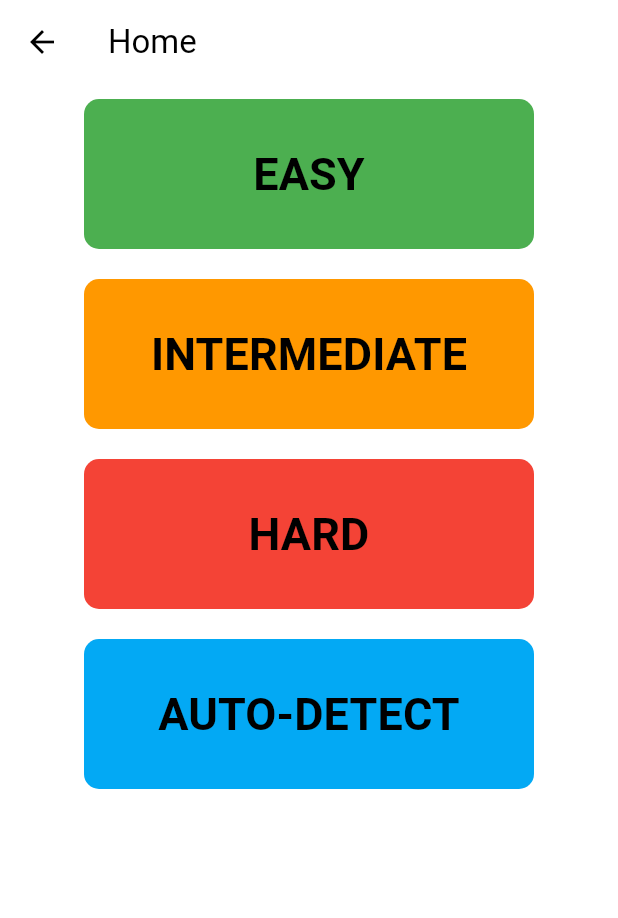
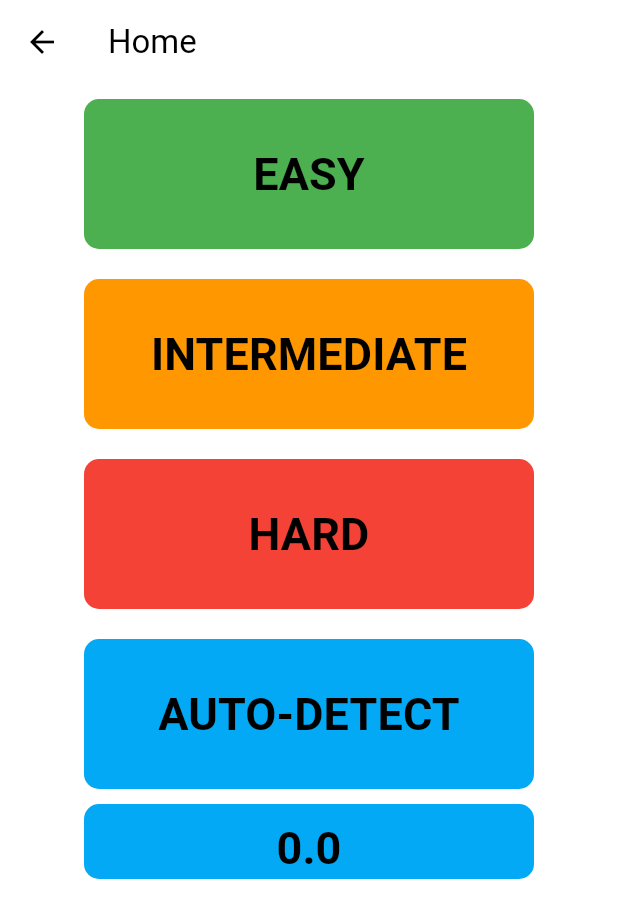
Before and after one commit to DDuserman/proyectomath, a Flutter app: the Page2 screen opened by its route, on a phone screen of 412 x 824 dp. Shown: the top 918 px of the screen. Run offline on Flutter 3.47's test engine with Material 2 defaults, Android fonts, the phone set to English and light mode, and no system bars; our stand-ins replace flex_color_scheme, get, google_fonts.

Commit message:
funcionalidades parciales acabadas

```diff
--- a/lib/casos_de_uso/casos_dificultad.dart
+++ b/lib/casos_de_uso/casos_dificultad.dart
@@ -4,9 +4,9 @@ import 'package:get/get.dart';
 
 class CasoDificultad {
   late NumberController controller = Get.find();
-  int _score = 0;
-  int get score => _score;
-  changeScore(newScore) => _score = newScore;
+  double _score = 0;
+  double get score => _score;
+  changeScore(double newScore) => _score = newScore;
 
   generateCase() {
     if (_score <= 600) {
--- a/lib/ui/pages/page2.dart
+++ b/lib/ui/pages/page2.dart
@@ -116,6 +116,31 @@ class Page2 extends StatelessWidget {
                                 ),
                               ))),
                     ),
+                  )),
+              Padding(
+                  padding: const EdgeInsets.fromLTRB(0, 10, 0, 0),
+                  child: SizedBox(
+                    height: 50,
+                    width: 300,
+                    child: Material(
+                      color: Colors.lightBlue,
+                      borderRadius:
+                          const BorderRadius.all(Radius.circular(10.0)),
+                      child: Center(
+                          child: TextButton(
+                              onPressed: () {
+                                null;
+                              },
+                              child: Text(
+                                handler.caso.score.toString(),
+                                textAlign: TextAlign.center,
+                                style: TextStyle(
+                                  fontSize: 30,
+                                  color: Colors.black,
+                                  fontWeight: FontWeight.bold,
+                                ),
+                              ))),
+                    ),
                   ))
             ],
           ),
```
Also changed, not shown: lib/casos_de_uso/botones_dificultad.dart (+7 -3 lines), lib/ui/Controller/number_controller.dart (+14 -0 lines).
